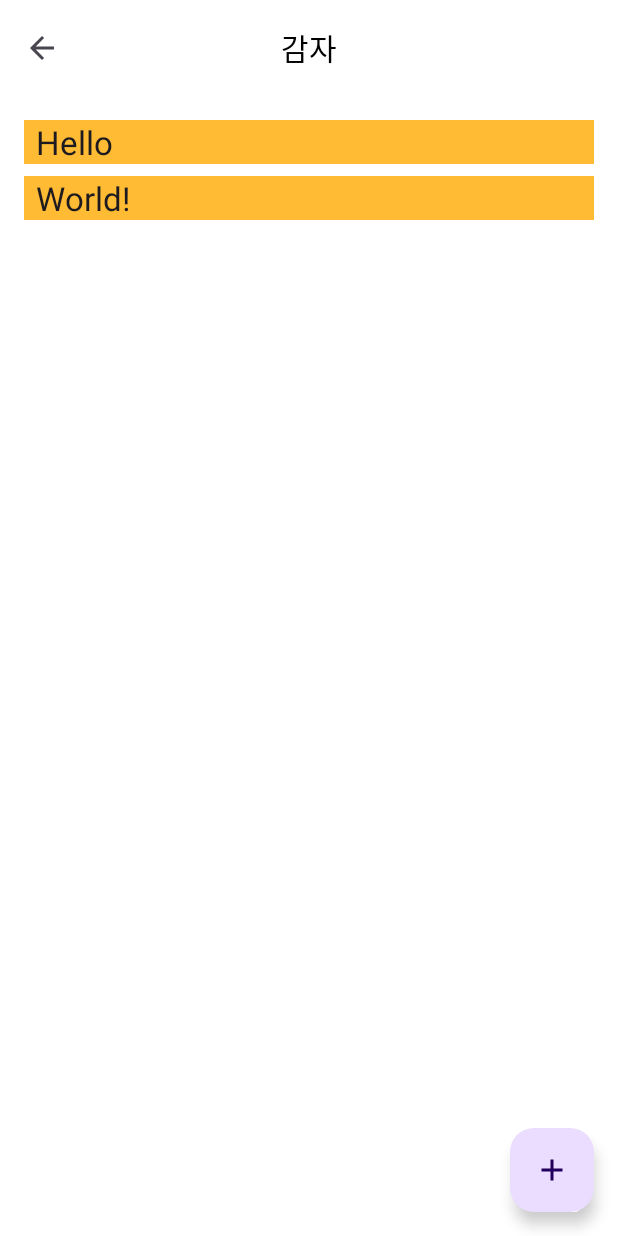
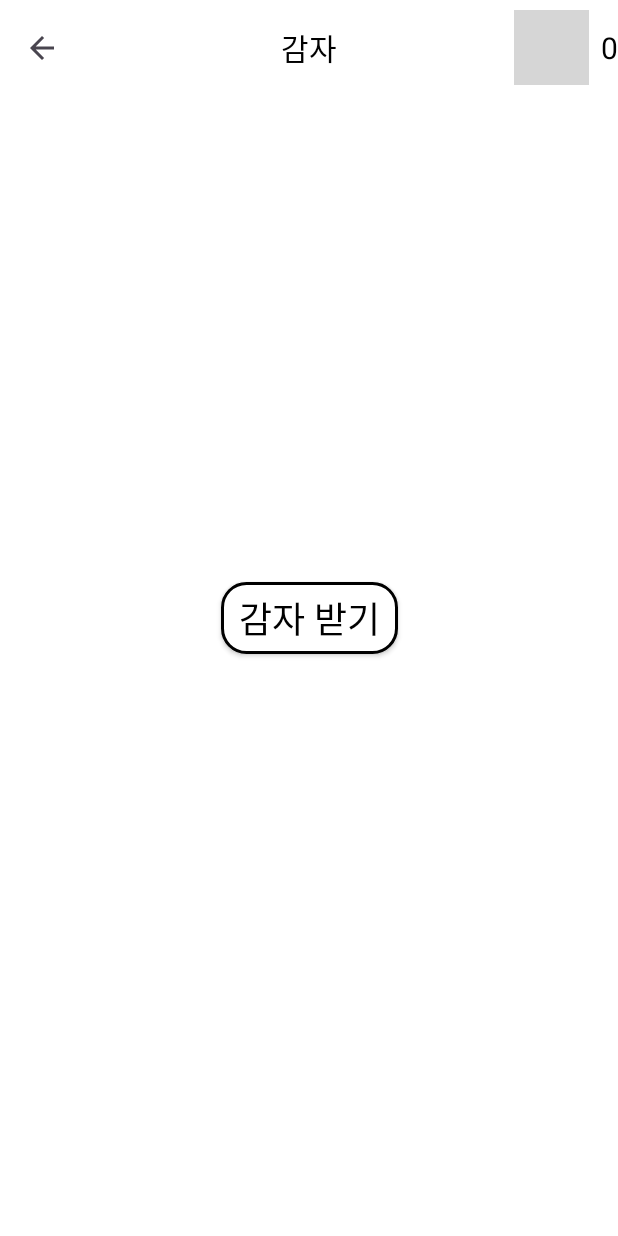
Before and after one commit to wlsdnqqq17/Week2, an Android app: the PotatoActivity screen opened directly, with no data from a screen before it, on a phone screen of 412 x 824 dp. Run offline under Robolectric (Android 15) with nearby library versions, the light colour scheme and no system bars; grey boxes are pictures that could not be loaded.

Commit message:
✨ 🥔감🥔자🥔감🥔자🥔감🥔자🥔

```diff
--- a/app/src/main/AndroidManifest.xml
+++ b/app/src/main/AndroidManifest.xml
@@ -3,7 +3,7 @@
     xmlns:tools="http://schemas.android.com/tools">
 
     <application
-        android:name=".data.word.WordsApplication"
+        android:name=".data.meal.WordsApplication"
 
         android:allowBackup="true"
         android:dataExtractionRules="@xml/data_extraction_rules"
--- a/app/src/main/java/com/example/week2/data/AppRoomDatabase.kt
+++ b/app/src/main/java/com/example/week2/data/AppRoomDatabase.kt
@@ -8,16 +8,14 @@ import androidx.room.RoomDatabase
 import androidx.sqlite.db.SupportSQLiteDatabase
 import com.example.week2.Meal
 import com.example.week2.MealDao
-import com.example.week2.data.word.Word
-import com.example.week2.data.word.WordDao
 import kotlinx.coroutines.CoroutineScope
 import kotlinx.coroutines.Dispatchers
 import kotlinx.coroutines.launch
 
-@Database(entities = [Word::class, Meal::class], version = 1)
+@Database(entities = [Meal::class], version = 1)
 abstract class AppRoomDatabase : RoomDatabase() {
 
-    abstract fun wordDao(): WordDao
+    //abstract fun wordDao(): WordDao
     abstract fun mealDao(): MealDao
 
     companion object {
@@ -52,7 +50,7 @@ abstract class AppRoomDatabase : RoomDatabase() {
                 super.onCreate(db)
                 INSTANCE?.let { database ->
                     scope.launch(Dispatchers.IO) {
-                        populateDatabase(database.wordDao(), database.mealDao())
+                        populateDatabase(database.mealDao())
                     }
                 }
             }
@@ -62,15 +60,15 @@ abstract class AppRoomDatabase : RoomDatabase() {
          * Populate the database in a new coroutine.
          * If you want to start with more words, just add them.
          */
-        suspend fun populateDatabase(wordDao: WordDao, mealDao: MealDao) {
+        suspend fun populateDatabase(mealDao: MealDao) {
             // Start the app with a clean database every time.
             // Not needed if you only populate on creation.
-            wordDao.deleteAll()
-
-            var word = Word("Hello")
-            wordDao.insert(word)
-            word = Word("World!")
-            wordDao.insert(word)
+//            wordDao.deleteAll()
+//
+//            var word = Word("Hello")
+//            wordDao.insert(word)
+//            word = Word("World!")
+//            wordDao.insert(word)
 
             var meal = Meal( mealTime = "ㅇ", mealName = "치킨", price = 5000, date = "2024-07-08", memo = "")
             mealDao.insert(meal)
--- a/app/src/main/java/com/example/week2/data/word/WordsApplication.kt
+++ b/app/src/main/java/com/example/week2/data/meal/WordsApplication.kt
@@ -1,4 +1,4 @@
-package com.example.week2.data.word
+package com.example.week2.data.meal
 
 import android.app.Application
 import com.example.week2.data.AppRoomDatabase
@@ -15,7 +15,7 @@ class WordsApplication : Application() {
     // Using by lazy so the database and the repository are only created when they're needed
     // rather than when the application starts
     val database by lazy { AppRoomDatabase.getDatabase(this, applicationScope) }
-    val wordRepository by lazy { WordRepository(database.wordDao()) }
+    //val wordRepository by lazy { WordRepository(database.wordDao()) }
     val mealRepository by lazy { MealRepository(database.mealDao()) }
 
     override fun onCreate() {
--- a/app/src/main/java/com/example/week2/data/word/Word.kt
+++ /dev/null
@@ -1,9 +0,0 @@
-package com.example.week2.data.word
-
-import androidx.room.ColumnInfo
-import androidx.room.Entity
-import androidx.room.PrimaryKey
-
-
-@Entity(tableName = "word_table")
-data class Word(@PrimaryKey @ColumnInfo(name = "word") val word: String)
--- a/app/src/main/java/com/example/week2/data/word/WordDao.kt
+++ /dev/null
@@ -1,31 +0,0 @@
-package com.example.week2.data.word
-
-import androidx.room.Dao
-import androidx.room.Insert
-import androidx.room.OnConflictStrategy
-import androidx.room.Query
-import kotlinx.coroutines.flow.Flow
-
-/**
- * The Room Magic is in this file, where you map a method call to an SQL query.
- *
- * When you are using complex data types, such as Date, you have to also supply type converters.
- * To keep this example basic, no types that require type converters are used.
- * See the documentation at
- * https://developer.android.com/topic/libraries/architecture/room.html#type-converters
- */
-
-@Dao
-interface WordDao {
-
-    // The flow always holds/caches latest version of data. Notifies its observers when the
-    // data has changed.
-    @Query("SELECT * FROM word_table ORDER BY word ASC")
-    fun getAlphabetizedWords(): Flow<List<Word>>
-
-    @Insert(onConflict = OnConflictStrategy.IGNORE)
-    suspend fun insert(word: Word)
-
-    @Query("DELETE FROM word_table")
-    suspend fun deleteAll()
-}
--- a/app/src/main/java/com/example/week2/data/word/WordRepository.kt
+++ /dev/null
@@ -1,40 +0,0 @@
-package com.example.week2.data.word
-
-/*
- * Copyright (C) 2017 Google Inc.
- *
- * Licensed under the Apache License, Version 2.0 (the "License");
- * you may not use this file except in compliance with the License.
- * You may obtain a copy of the License at
- *
- *      http://www.apache.org/licenses/LICENSE-2.0
- *
- * Unless required by applicable law or agreed to in writing, software
- * distributed under the License is distributed on an "AS IS" BASIS,
- * WITHOUT WARRANTIES OR CONDITIONS OF ANY KIND, either express or implied.
- * See the License for the specific language governing permissions and
- * limitations under the License.
- */
-
-import androidx.annotation.WorkerThread
-import kotlinx.coroutines.flow.Flow
-
-/**
- * Abstracted Repository as promoted by the Architecture Guide.
- * https://developer.android.com/topic/libraries/architecture/guide.html
- */
-class WordRepository(private val wordDao: WordDao) {
-
-    // Room executes all queries on a separate thread.
-    // Observed Flow will notify the observer when the data has changed.
-    val allWords: Flow<List<Word>> = wordDao.getAlphabetizedWords()
-
-    // By default Room runs suspend queries off the main thread, therefore, we don't need to
-    // implement anything else to ensure we're not doing long running database work
-    // off the main thread.
-    @Suppress("RedundantSuspendModifier")
-    @WorkerThread
-    suspend fun insert(word: Word) {
-        wordDao.insert(word)
-    }
-}
--- a/app/src/main/java/com/example/week2/data/word/WordViewModel.kt
+++ /dev/null
@@ -1,56 +0,0 @@
-package com.example.week2.data.word
-
-/*
- * Copyright (C) 2017 Google Inc.
- *
- * Licensed under the Apache License, Version 2.0 (the "License");
- * you may not use this file except in compliance with the License.
- * You may obtain a copy of the License at
- *
- *      http://www.apache.org/licenses/LICENSE-2.0
- *
- * Unless required by applicable law or agreed to in writing, software
- * distributed under the License is distributed on an "AS IS" BASIS,
- * WITHOUT WARRANTIES OR CONDITIONS OF ANY KIND, either express or implied.
- * See the License for the specific language governing permissions and
- * limitations under the License.
- */
-
-
-import androidx.lifecycle.LiveData
-import androidx.lifecycle.ViewModel
-import androidx.lifecycle.ViewModelProvider
-import androidx.lifecycle.asLiveData
-import androidx.lifecycle.viewModelScope
-import kotlinx.coroutines.launch
-
-/**
- * View Model to keep a reference to the word repository and
- * an up-to-date list of all words.
- */
-
-class WordViewModel(private val repository: WordRepository) : ViewModel() {
-
-    // Using LiveData and caching what allWords returns has several benefits:
-    // - We can put an observer on the data (instead of polling for changes) and only update the
-    //   the UI when the data actually changes.
-    // - Repository is completely separated from the UI through the ViewModel.
-    val allWords: LiveData<List<Word>> = repository.allWords.asLiveData()
-
-    /**
-     * Launching a new coroutine to insert the data in a non-blocking way
-     */
-    fun insert(word: Word) = viewModelScope.launch {
-        repository.insert(word)
-    }
-}
-
-class WordViewModelFactory(private val repository: WordRepository) : ViewModelProvider.Factory {
-    override fun <T : ViewModel> create(modelClass: Class<T>): T {
-        if (modelClass.isAssignableFrom(WordViewModel::class.java)) {
-            @Suppress("UNCHECKED_CAST")
-            return WordViewModel(repository) as T
-        }
-        throw IllegalArgumentException("Unknown ViewModel class")
-    }
-}
--- a/app/src/main/java/com/example/week2/ui/activity/HomePageActivity.kt
+++ b/app/src/main/java/com/example/week2/ui/activity/HomePageActivity.kt
@@ -15,7 +15,7 @@ import androidx.activity.OnBackPressedCallback
 import androidx.activity.viewModels
 import androidx.appcompat.app.AppCompatActivity
 import androidx.core.content.ContextCompat
-import com.example.week2.data.word.WordsApplication
+import com.example.week2.data.meal.WordsApplication
 
 class HomePageActivity : AppCompatActivity() {
     private var backPressedOnce = false
--- a/app/src/main/java/com/example/week2/ui/activity/MealActivity.kt
+++ b/app/src/main/java/com/example/week2/ui/activity/MealActivity.kt
@@ -11,7 +11,7 @@ import androidx.appcompat.app.AppCompatActivity
 import androidx.appcompat.widget.Toolbar
 import androidx.recyclerview.widget.LinearLayoutManager
 import androidx.recyclerview.widget.RecyclerView
-import com.example.week2.data.word.WordsApplication
+import com.example.week2.data.meal.WordsApplication
 import com.example.week2.ui.adapter.MealListAdapter
 import com.google.android.material.floatingactionbutton.FloatingActionButton
 
--- a/app/src/main/java/com/example/week2/ui/activity/PotatoActivity.kt
+++ b/app/src/main/java/com/example/week2/ui/activity/PotatoActivity.kt
@@ -1,74 +1,39 @@
 package com.example.week2
 
-import android.app.Activity
-import android.content.Intent
+import android.content.SharedPreferences
 import android.os.Bundle
-import android.widget.Toast
-import androidx.activity.result.ActivityResultLauncher
-import androidx.activity.result.contract.ActivityResultContracts
-import androidx.activity.viewModels
+import android.widget.Button
+import android.widget.TextView
 import androidx.appcompat.app.AppCompatActivity
 import androidx.appcompat.widget.Toolbar
-import androidx.recyclerview.widget.LinearLayoutManager
-import androidx.recyclerview.widget.RecyclerView
-import com.example.week2.data.word.Word
-import com.example.week2.data.word.WordViewModel
-import com.example.week2.data.word.WordViewModelFactory
-import com.example.week2.data.word.WordsApplication
-import com.example.week2.ui.adapter.WordListAdapter
-import com.google.android.material.floatingactionbutton.FloatingActionButton
 
 class PotatoActivity : AppCompatActivity() {
-
-    private val wordViewModel: WordViewModel by viewModels {
-        WordViewModelFactory((application as WordsApplication).wordRepository)
-    }
-
-    private lateinit var newWordActivityLauncher: ActivityResultLauncher<Intent>
-
     override fun onCreate(savedInstanceState: Bundle?) {
         super.onCreate(savedInstanceState)
         setContentView(R.layout.activity_potato)
+
+        val sharedPreferences: SharedPreferences = getSharedPreferences("Potato", MODE_PRIVATE)
+        val potatoCount: TextView = findViewById(R.id.potato_count)
+        val savedInt = sharedPreferences.getInt("Potato", 0)
+
+        potatoCount.text = "$savedInt"
+
+        val button = findViewById<Button>(R.id.receive_button)
+        button.setOnClickListener {
+            val currentCount = sharedPreferences.getInt("Potato", 0)
+            val newCount = currentCount + 1
+            val editor: SharedPreferences.Editor = sharedPreferences.edit()
+            editor.putInt("Potato", newCount)
+            editor.apply()
+            potatoCount.text = "$newCount"
+        }
 
         val toolbar: Toolbar = findViewById(R.id.toolbar)
         setSupportActionBar(toolbar)
 
         supportActionBar?.setDisplayShowTitleEnabled(false)
         supportActionBar?.setDisplayHomeAsUpEnabled(true)
-
-        val recyclerView = findViewById<RecyclerView>(R.id.recyclerview)
-        val adapter = WordListAdapter()
-        recyclerView.adapter = adapter
-        recyclerView.layoutManager = LinearLayoutManager(this)
-
-        val fab = findViewById<FloatingActionButton>(R.id.fab)
-        fab.setOnClickListener {
-            val intent = Intent(this@PotatoActivity, NewWordActivity::class.java)
-            newWordActivityLauncher.launch(intent)
-        }
-
-        newWordActivityLauncher = registerForActivityResult(
-            ActivityResultContracts.StartActivityForResult()
-        ) { result ->
-            if (result.resultCode == Activity.RESULT_OK) {
-                result.data?.getStringExtra(NewWordActivity.EXTRA_REPLY)?.let { reply ->
-                    if (reply.isNotEmpty()) {
-                        val word = Word(reply)
-                        wordViewModel.insert(word)
-                    }
-                }
-            } else {
-                Toast.makeText(
-                    applicationContext,
-                    R.string.word_empty_not_saved,
-                    Toast.LENGTH_LONG
-                ).show()
-            }
-        }
-
-        wordViewModel.allWords.observe(this) { words ->
-            words.let { adapter.submitList(it) }
-        }
+        //supportActionBar?.setDisplayShowHomeEnabled(true)
     }
 
     override fun onSupportNavigateUp(): Boolean {
--- a/app/src/main/java/com/example/week2/ui/adapter/WordListAdapter.kt
+++ /dev/null
@@ -1,69 +0,0 @@
-package com.example.week2.ui.adapter
-
-/*
- * Copyright (C) 2017 Google Inc.
- *
- * Licensed under the Apache License, Version 2.0 (the "License");
- * you may not use this file except in compliance with the License.
- * You may obtain a copy of the License at
- *
- *      http://www.apache.org/licenses/LICENSE-2.0
- *
- * Unless required by applicable law or agreed to in writing, software
- * distributed under the License is distributed on an "AS IS" BASIS,
- * WITHOUT WARRANTIES OR CONDITIONS OF ANY KIND, either express or implied.
- * See the License for the specific language governing permissions and
- * limitations under the License.
- */
-
-
-import android.view.LayoutInflater
-import android.view.View
-import android.view.ViewGroup
-import android.widget.TextView
-import androidx.recyclerview.widget.DiffUtil
-import androidx.recyclerview.widget.ListAdapter
-import androidx.recyclerview.widget.RecyclerView
-import com.example.week2.R
-import com.example.week2.data.word.Word
-import com.example.week2.ui.adapter.WordListAdapter.WordViewHolder
-
-class WordListAdapter : ListAdapter<Word, WordViewHolder>(WORDS_COMPARATOR) {
-
-    override fun onCreateViewHolder(parent: ViewGroup, viewType: Int): WordViewHolder {
-        return WordViewHolder.create(parent)
-    }
-
-    override fun onBindViewHolder(holder: WordViewHolder, position: Int) {
-        val current = getItem(position)
-        holder.bind(current.word)
-    }
-
-    class WordViewHolder(itemView: View) : RecyclerView.ViewHolder(itemView) {
-        private val wordItemView: TextView = itemView.findViewById(R.id.textView)
-
-        fun bind(text: String?) {
-            wordItemView.text = text
-        }
-
-        companion object {
-            fun create(parent: ViewGroup): WordViewHolder {
-                val view: View = LayoutInflater.from(parent.context)
-                    .inflate(R.layout.recyclerview_item, parent, false)
-                return WordViewHolder(view)
-            }
-        }
-    }
-
-    companion object {
-        private val WORDS_COMPARATOR = object : DiffUtil.ItemCallback<Word>() {
-            override fun areItemsTheSame(oldItem: Word, newItem: Word): Boolean {
-                return oldItem === newItem
-            }
-
-            override fun areContentsTheSame(oldItem: Word, newItem: Word): Boolean {
-                return oldItem.word == newItem.word
-            }
-        }
-    }
-}
--- /dev/null
+++ b/app/src/main/res/drawable/button_background.xml
@@ -0,0 +1,7 @@
+<shape xmlns:android="http://schemas.android.com/apk/res/android">
+    <solid android:color="@android:color/white" />
+    <stroke
+        android:width="2dp"
+        android:color="@android:color/black" />
+    <corners android:radius="16dp" />
+</shape>
--- a/app/src/main/res/layout/activity_potato.xml
+++ b/app/src/main/res/layout/activity_potato.xml
@@ -21,27 +21,43 @@
             android:text="@string/screenname_2"
             android:textColor="#000000"
             android:textSize="20sp" />
+        <LinearLayout
+            android:layout_width="wrap_content"
+            android:layout_height="match_parent"
+            android:orientation="horizontal"
+            android:layout_gravity="end|center_vertical">
+
+            <ImageView
+                android:id="@+id/potato_icon"
+                android:layout_width="50dp"
+                android:layout_height="50dp"
+                android:src="@drawable/potato"
+                android:layout_gravity="center"/>
+
+            <TextView
+                android:id="@+id/potato_count"
+                android:layout_width="wrap_content"
+                android:layout_height="wrap_content"
+                android:textColor="#000000"
+                android:textSize="20sp"
+                android:layout_marginStart="8dp"
+                android:layout_marginLeft="8dp"
+                android:layout_gravity="center"/>
+        </LinearLayout>
     </androidx.appcompat.widget.Toolbar>
 
-    <androidx.recyclerview.widget.RecyclerView
-        android:id="@+id/recyclerview"
-        android:layout_width="0dp"
-        android:layout_height="0dp"
-        tools:listitem="@layout/recyclerview_item"
-        android:padding="@dimen/big_padding"
-        app:layout_constraintBottom_toBottomOf="parent"
-        app:layout_constraintLeft_toLeftOf="parent"
-        app:layout_constraintRight_toRightOf="parent"
-        app:layout_constraintTop_toBottomOf="@id/toolbar" />
-
-    <com.google.android.material.floatingactionbutton.FloatingActionButton
-        android:id="@+id/fab"
-        app:layout_constraintBottom_toBottomOf="parent"
-        app:layout_constraintEnd_toEndOf="parent"
+    <android.widget.Button
+        android:id="@+id/receive_button"
         android:layout_width="wrap_content"
         android:layout_height="wrap_content"
-        android:layout_margin="16dp"
-        android:contentDescription="@string/add_word"
-        android:src="@drawable/ic_add_black_24dp"/>
+        android:text="  감자 받기  "
+        android:textSize="24sp"
+        android:textColor="@color/black"
+        android:background="@drawable/button_background"
+        app:layout_constraintTop_toTopOf="parent"
+        app:layout_constraintBottom_toBottomOf="parent"
+        app:layout_constraintStart_toStartOf="parent"
+        app:layout_constraintEnd_toEndOf="parent" />
+
 
 </androidx.constraintlayout.widget.ConstraintLayout>
--- a/app/src/main/res/values/colors.xml
+++ b/app/src/main/res/values/colors.xml
@@ -1,7 +1,7 @@
 <?xml version="1.0" encoding="utf-8"?>
 <resources>
-    <color name="black">#FF000000</color>
-    <color name="white">#FFFFFFFF</color>
+    <color name="black">#000000</color>
+    <color name="white">#FFFFFF</color>
     <color name="gray">#FFF8F8F6</color>
     <color name="colorPrimary">#6200EE</color>
     <color name="colorPrimaryDark">#3700B3</color>
--- a/app/src/main/res/values/themes.xml
+++ b/app/src/main/res/values/themes.xml
@@ -1,4 +1,4 @@
-<resources xmlns:tools="http://schemas.android.com/tools">
+<resources>
     <!-- Base application theme. -->
     <style name="Base.Theme.Week2" parent="Theme.Material3.DayNight.NoActionBar">
         <!-- Customize your light theme here. -->
@@ -14,5 +14,9 @@
         <item name="android:background">@android:color/holo_orange_light</item>
         <item name="android:textAppearance">@android:style/TextAppearance.Large</item>
     </style>
+    <style name="CustomButton" parent="Widget.AppCompat.Button">
+        <item name="android:background">@drawable/button_background</item>
+        <item name="android:textColor">@color/black</item>
+    </style>
     <style name="Theme.Week2" parent="Base.Theme.Week2" />
 </resources>
```
Also changed, not shown: app/src/main/res/drawable/nubzuki.png.
